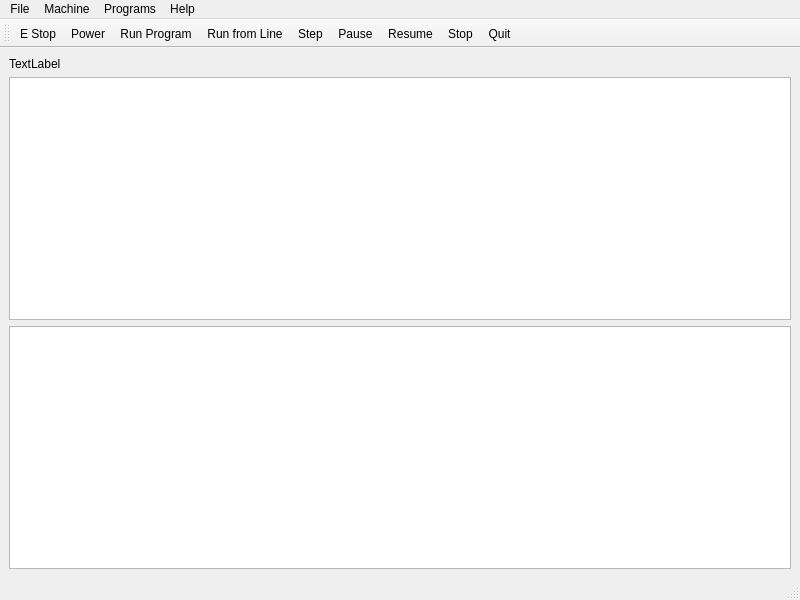
First picture: the form in examples/actions.ui, repository jethornton/flexgui, before the edit.
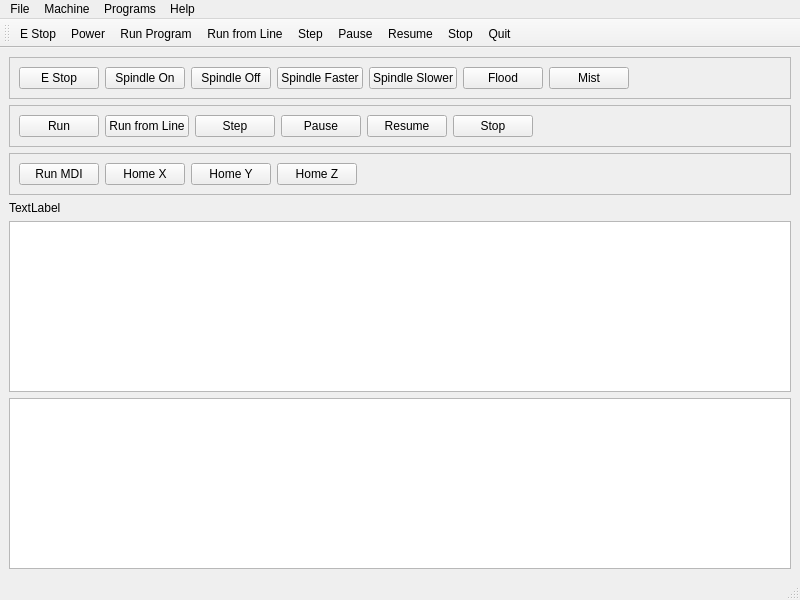
Second picture: the form after the edit.

What changed in the file:
```diff
--- a/examples/actions.ui
+++ b/examples/actions.ui
@@ -15,7 +15,81 @@
   </property>
   <widget class="QWidget" name="centralwidget">
    <layout class="QGridLayout" name="gridLayout">
-    <item row="1" column="0">
+    <item row="0" column="0">
+     <widget class="QFrame" name="frame">
+      <property name="frameShape">
+       <enum>QFrame::StyledPanel</enum>
+      </property>
+      <property name="frameShadow">
+       <enum>QFrame::Raised</enum>
+      </property>
+      <layout class="QGridLayout" name="gridLayout_2">
+       <item row="0" column="7">
+        <spacer name="horizontalSpacer">
+         <property name="orientation">
+          <enum>Qt::Horizontal</enum>
+         </property>
+         <property name="sizeHint" stdset="0">
+          <size>
+           <width>40</width>
+           <height>20</height>
+          </size>
+         </property>
+        </spacer>
+       </item>
+       <item row="0" column="0">
+        <widget class="QPushButton" name="estop_pb">
+         <property name="text">
+          <string>E Stop</string>
+         </property>
+        </widget>
+       </item>
+       <item row="0" column="3">
+        <widget class="QPushButton" name="spindle_plus_pb">
+         <property name="text">
+          <string>Spindle Faster</string>
+         </property>
+        </widget>
+       </item>
+       <item row="0" column="5">
+        <widget class="QPushButton" name="flood_pb">
+         <property name="text">
+          <string>Flood</string>
+         </property>
+        </widget>
+       </item>
+       <item row="0" column="2">
+        <widget class="QPushButton" name="stop_spindle_pb">
+         <property name="text">
+          <string>Spindle Off</string>
+         </property>
+        </widget>
+       </item>
+       <item row="0" column="1">
+        <widget class="QPushButton" name="start_spindle_pb">
+         <property name="text">
+          <string>Spindle On</string>
+         </property>
+        </widget>
+       </item>
+       <item row="0" column="4">
+        <widget class="QPushButton" name="spindle_minus_pb">
+         <property name="text">
+          <string>Spindle Slower</string>
+         </property>
+        </widget>
+       </item>
+       <item row="0" column="6">
+        <widget class="QPushButton" name="mist_pb">
+         <property name="text">
+          <string>Mist</string>
+         </property>
+        </widget>
+       </item>
+      </layout>
+     </widget>
+    </item>
+    <item row="4" column="0">
      <widget class="QPlainTextEdit" name="gcode_pte">
       <property name="font">
        <font>
@@ -24,7 +98,7 @@
       </property>
      </widget>
     </item>
-    <item row="0" column="0">
+    <item row="3" column="0">
      <widget class="QLabel" name="file_lb">
       <property name="text">
        <string>TextLabel</string>
@@ -32,8 +106,128 @@
      </widget>
     </item>
     <item row="2" column="0">
+     <widget class="QFrame" name="frame_2">
+      <property name="frameShape">
+       <enum>QFrame::StyledPanel</enum>
+      </property>
+      <property name="frameShadow">
+       <enum>QFrame::Raised</enum>
+      </property>
+      <layout class="QGridLayout" name="gridLayout_3">
+       <item row="0" column="1">
+        <widget class="QPushButton" name="home_pb_0">
+         <property name="text">
+          <string>Home X</string>
+         </property>
+        </widget>
+       </item>
+       <item row="0" column="4">
+        <spacer name="horizontalSpacer_2">
+         <property name="orientation">
+          <enum>Qt::Horizontal</enum>
+         </property>
+         <property name="sizeHint" stdset="0">
+          <size>
+           <width>40</width>
+           <height>20</height>
+          </size>
+         </property>
+        </spacer>
+       </item>
+       <item row="0" column="0">
+        <widget class="QPushButton" name="run_mdi_pb">
+         <property name="text">
+          <string>Run MDI</string>
+         </property>
+        </widget>
+       </item>
+       <item row="0" column="2">
+        <widget class="QPushButton" name="home_pb_1">
+         <property name="text">
+          <string>Home Y</string>
+         </property>
+        </widget>
+       </item>
+       <item row="0" column="3">
+        <widget class="QPushButton" name="home_pb_2">
+         <property name="text">
+          <string>Home Z</string>
+         </property>
+        </widget>
+       </item>
+      </layout>
+     </widget>
+    </item>
+    <item row="5" column="0">
      <widget class="QListWidget" name="mdi_history_lw"/>
     </item>
+    <item row="1" column="0">
+     <widget class="QFrame" name="frame_3">
+      <property name="frameShape">
+       <enum>QFrame::StyledPanel</enum>
+      </property>
+      <property name="frameShadow">
+       <enum>QFrame::Raised</enum>
+      </property>
+      <layout class="QGridLayout" name="gridLayout_4">
+       <item row="0" column="6">
+        <spacer name="horizontalSpacer_3">
+         <property name="orientation">
+          <enum>Qt::Horizontal</enum>
+         </property>
+         <property name="sizeHint" stdset="0">
+          <size>
+           <width>40</width>
+           <height>20</height>
+          </size>
+         </property>
+        </spacer>
+       </item>
+       <item row="0" column="0">
+        <widget class="QPushButton" name="run_pb">
+         <property name="text">
+          <string>Run</string>
+         </property>
+        </widget>
+       </item>
+       <item row="0" column="4">
+        <widget class="QPushButton" name="resume_pb">
+         <property name="text">
+          <string>Resume</string>
+         </property>
+        </widget>
+       </item>
+       <item row="0" column="3">
+        <widget class="QPushButton" name="pause_pb">
+         <property name="text">
+          <string>Pause</string>
+         </property>
+        </widget>
+       </item>
+       <item row="0" column="2">
+        <widget class="QPushButton" name="step_pb">
+         <property name="text">
+          <string>Step</string>
+         </property>
+        </widget>
+       </item>
+       <item row="0" column="5">
+        <widget class="QPushButton" name="stop_pb">
+         <property name="text">
+          <string>Stop</string>
+         </property>
+        </widget>
+       </item>
+       <item row="0" column="1">
+        <widget class="QPushButton" name="run_from_line_pb">
+         <property name="text">
+          <string>Run from Line</string>
+         </property>
+        </widget>
+       </item>
+      </layout>
+     </widget>
+    </item>
    </layout>
   </widget>
   <widget class="QMenuBar" name="menubar">
```
